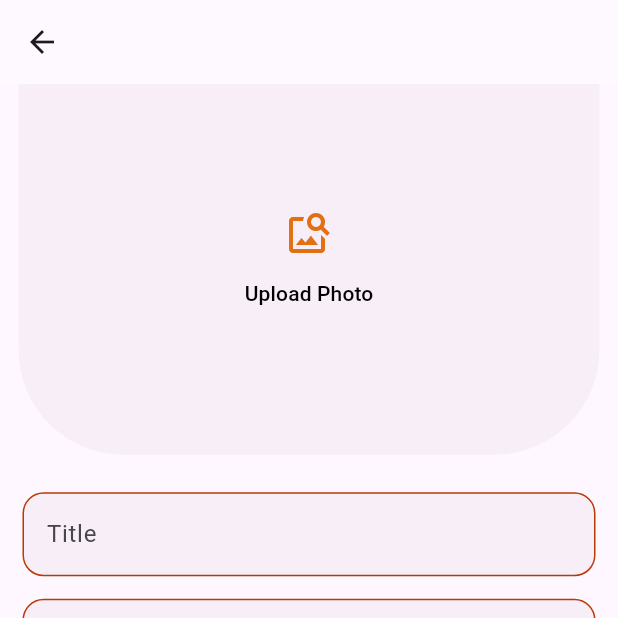
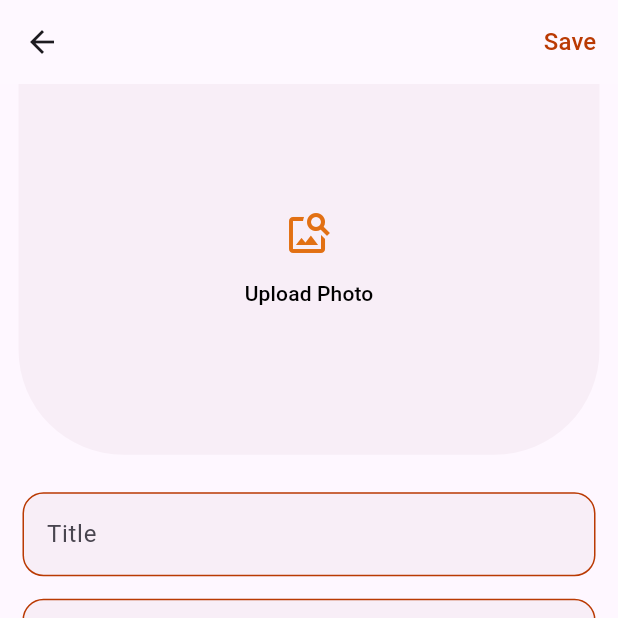
Before and after one commit to Sparklinglily/Habit-Tracker-App, a Flutter app: the screen it shows once a user with an empty profile is signed in, item 2 of the bottom bar chosen, after a tap on the "add" icon, on a phone screen of 412 x 824 dp, the top half of it. Run offline on Flutter 3.47's test engine with Material 3 defaults, Android fonts, the phone set to English and light mode, and no system bars; our stand-ins replace cloud_firestore, email_validator, firebase_auth, firebase_core, flutter_slidable, get and 4 more; missing offline and left inert: dart:ffi; accounts and stored records are empty; network calls fail.

Commit message:
habitPage

```diff
--- a/lib/presentation/views/addHabit/addHabitPage.dart
+++ b/lib/presentation/views/addHabit/addHabitPage.dart
@@ -31,6 +31,14 @@ class _AddHabitPageState extends State<AddHabitPage> {
         backgroundColor: Colors.white10,
         elevation: 0,
         automaticallyImplyLeading: true,
+        actions: [
+          TextButton(
+              onPressed: () {},
+              child: const Text(
+                'Save',
+                style: TextStyle(fontSize: 16, color: primaryDark),
+              ))
+        ],
       ),
       body: SafeArea(
         child: SingleChildScrollView(
--- /dev/null
+++ b/lib/presentation/views/chat/components/habits_tb.dart
@@ -0,0 +1,10 @@
+import 'package:flutter/material.dart';
+
+class HabitTab extends StatelessWidget {
+  const HabitTab({super.key});
+
+  @override
+  Widget build(BuildContext context) {
+    return const Placeholder();
+  }
+}
--- a/lib/presentation/views/home/bottomNavButtons/habits.dart
+++ b/lib/presentation/views/home/bottomNavButtons/habits.dart
@@ -1,14 +1,46 @@
 import 'package:flutter/material.dart';
+import 'package:habit_help/presentation/styles/constants.dart';
 
 class HabitsPage extends StatelessWidget {
   const HabitsPage({super.key});
 
   @override
   Widget build(BuildContext context) {
-    return const Scaffold(
-      body: Center(
-        child: Text('Welcome on here'),
-      ),
-    );
+    return DefaultTabController(
+        length: 2,
+        child: Scaffold(
+          appBar: AppBar(
+            automaticallyImplyLeading: true,
+            backgroundColor: const Color(0xFFFAFAFA),
+            flexibleSpace: const Column(
+              children: [
+                TabBar(
+                  tabs: [
+                    Text(
+                      "Ongoing",
+                      style: TextStyle(
+                          color: fontDark,
+                          height: 1.5,
+                          fontWeight: FontWeight.w500,
+                          fontSize: 21),
+                    ),
+                    Text(
+                      "Completed",
+                      style: TextStyle(
+                          color: fontDark,
+                          height: 1.5,
+                          fontWeight: FontWeight.w500,
+                          fontSize: 24),
+                    )
+                  ],
+                  indicatorColor: primaryLight,
+                  indicatorSize: TabBarIndicatorSize.label,
+                )
+              ],
+            ),
+            elevation: 0,
+          ),
+          body: const TabBarView(children: [Text('bgfnm'), Text('bgfnm')]),
+        ));
   }
 }
```
Also changed, not shown: lib/unused.dart (+23 -23 lines).
